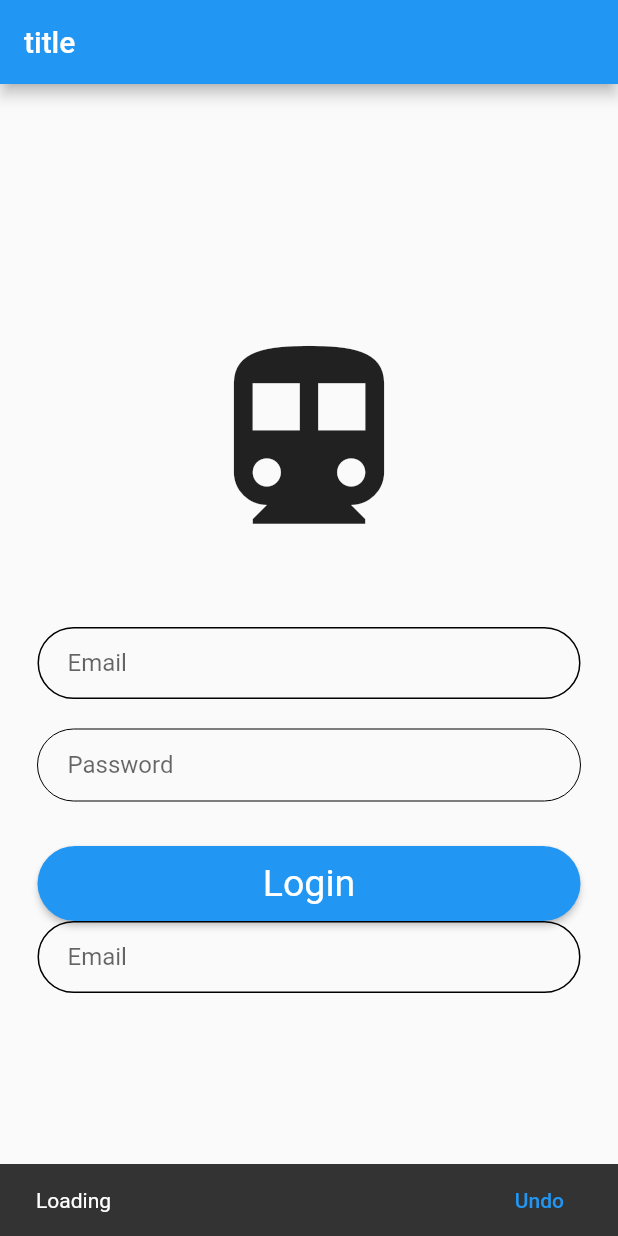
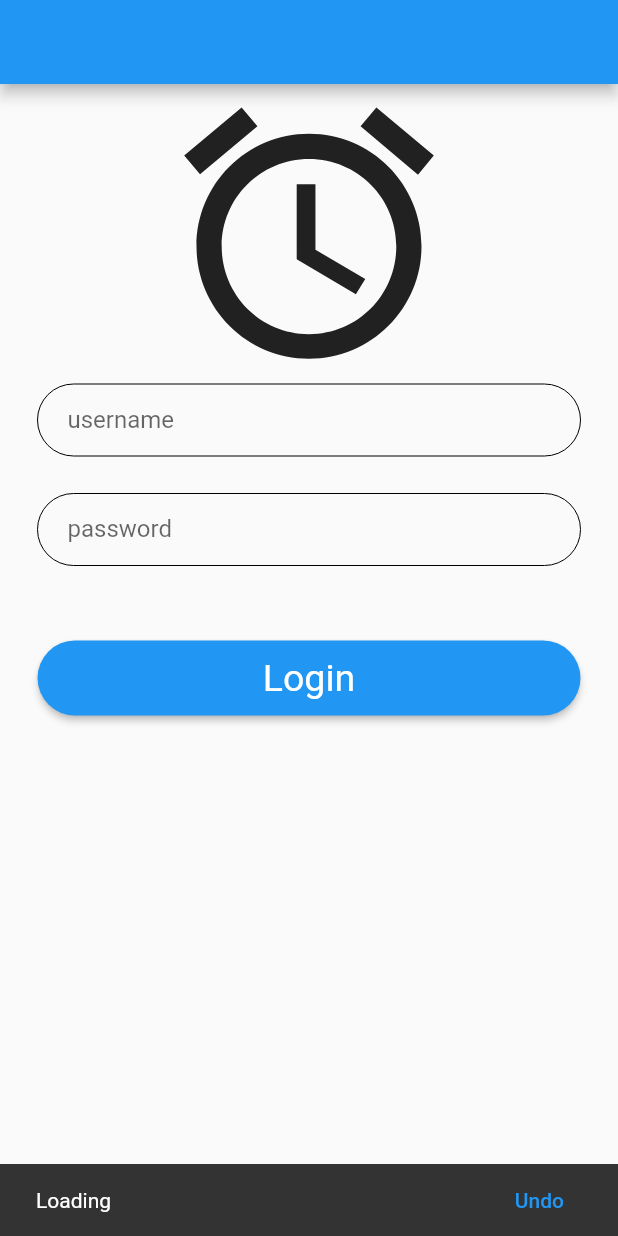
Before and after one commit to danielbraggg/daniel, a Flutter app: the screen it shows after launch, after a tap on "Login", on a phone screen of 412 x 824 dp. Run offline on Flutter 3.47's test engine with Material 2 defaults, Android fonts, the phone set to English and light mode, and no system bars; our stand-ins replace equatable, flutter_bloc; missing offline and left inert: dart:ffi; network calls fail.

```diff
--- /dev/null
+++ b/lib/calculator_util.dart
@@ -0,0 +1,13 @@
+class NormalClass extends MyCalculator {
+
+  @override
+  addNumber(int a, int b) {
+    // TODO: implement addNumber
+    return super.addNumber(a, b);
+  }
+}
+
+class MyCalculator {
+  addNumber(int a, int b) {}
+  substractNumber(int a, int b) {}
+}
--- /dev/null
+++ b/lib/login_icon.dart
@@ -0,0 +1,16 @@
+import 'package:flutter/material.dart';
+
+class MyIcon extends StatelessWidget {
+  MyIcon({this.icon, this.size});
+
+  final IconData icon;
+  final double size;
+
+  @override
+  Widget build(BuildContext context) {
+    return Icon(
+      icon,
+      size: size,
+    );
+  }
+}
--- a/lib/login_screen.dart
+++ b/lib/login_screen.dart
@@ -1,3 +1,7 @@
+import 'dart:ffi';
+
+import 'package:daniel_project/loginbutton.dart';
+import 'package:daniel_project/textfield.dart';
 import 'package:flutter/cupertino.dart';
 import 'package:flutter/material.dart';
 import 'package:flutter_bloc/flutter_bloc.dart';
@@ -5,7 +9,8 @@ import 'package:flutter_bloc/flutter_bloc.dart';
 import 'bloc/login_bloc.dart';
 import 'bloc/login_event.dart';
 import 'bloc/login_state.dart';
-import 'login_page.dart';
+import 'login_icon.dart';
+import 'Info_page.dart';
 
 class MyHomePage extends StatefulWidget {
   MyHomePage({Key key, this.title, this.newData}) : super(key: key);
@@ -17,17 +22,11 @@ class MyHomePage extends StatefulWidget {
 }
 
 class _MyHomePageState extends State<MyHomePage> {
-  TextEditingController emailController = new TextEditingController();
-  TextEditingController passwordController = new TextEditingController();
   LoginBloc loginBloc;
   final GlobalKey<ScaffoldState> _scaffoldKey = new GlobalKey<ScaffoldState>();
 
-  @override
-  void initState() {
-    loginBloc = BlocProvider.of<LoginBloc>(context);
-
-    super.initState();
-  }
+  TextEditingController emailController = new TextEditingController();
+  TextEditingController passwordController = new TextEditingController();
 
   @override
   Widget build(BuildContext context) {
@@ -61,89 +60,28 @@ class _MyHomePageState extends State<MyHomePage> {
         },
         child: Scaffold(
           key: _scaffoldKey,
-          appBar: AppBar(
-            title: Text('title'),
-          ),
+          appBar: AppBar(),
           body: Center(
             child: Padding(
               padding: const EdgeInsets.symmetric(horizontal: 25),
-              child: Column(
-                mainAxisAlignment: MainAxisAlignment.center,
-                children: <Widget>[
+              child: ListView(
+                children: [
                   Center(
-                      child: Icon(
-                    Icons.directions_transit,
-                    size: 150,
+                      child: MyIcon(
+                    icon: Icons.access_alarm,
+                    size: 200,
                   )),
+                  MyTextField(
+                    userNameText: 'username',
+                    emailController: emailController,
+                    myheight: 25,
+                    passwordText: 'password',
+                    passwordController: passwordController,
+                  ),
                   SizedBox(height: 50),
-                  TextField(
-                    controller: emailController,
-                    decoration: InputDecoration(
-                      contentPadding: EdgeInsets.only(left: 20),
-                      focusedBorder: OutlineInputBorder(
-                        borderSide: BorderSide(color: Colors.blue, width: 1.0),
-                      ),
-                      enabledBorder: OutlineInputBorder(
-                        borderRadius: BorderRadius.all(Radius.circular(100.0)),
-                        borderSide: BorderSide(color: Colors.black, width: 1.0),
-                      ),
-                      labelText: 'Email',
-                    ),
-                  ),
-                  SizedBox(height: 20),
-                  TextField(
-                    controller: passwordController,
-                    obscureText: true,
-                    decoration: InputDecoration(
-                      contentPadding: EdgeInsets.only(left: 20),
-                      focusedBorder: OutlineInputBorder(
-                        borderSide: BorderSide(color: Colors.blue, width: 1.0),
-                      ),
-                      enabledBorder: OutlineInputBorder(
-                        borderRadius: BorderRadius.all(Radius.circular(100.0)),
-                        borderSide: BorderSide(color: Colors.black, width: .0),
-                      ),
-                      labelText: 'Password',
-                    ),
-                  ),
-                  SizedBox(height: 30),
-                  Container(
-                    width: double.infinity,
-                    height: 50,
-                    child: ElevatedButton(
-                      child: Text('Login'),
-                      style: ElevatedButton.styleFrom(
-                        shape: new RoundedRectangleBorder(
-                            borderRadius: new BorderRadius.circular(30.0)),
-                        primary: Colors.blue,
-                        onPrimary: Colors.white,
-                        textStyle: TextStyle(
-                          fontSize: 25,
-                        ),
-                      ),
-                      onPressed: () {
-                        print(emailController.text);
-                        print(passwordController.text);
-                        print('Pressed');
-                        loginBloc.add(LoginCarketaAPIEvent(
-                            email: emailController.text,
-                            password: passwordController.text));
-                      },
-                    ),
-                  ),
-                  TextField(
-                    controller: emailController,
-                    decoration: InputDecoration(
-                      contentPadding: EdgeInsets.only(left: 20),
-                      focusedBorder: OutlineInputBorder(
-                        borderSide: BorderSide(color: Colors.blue, width: 1.0),
-                      ),
-                      enabledBorder: OutlineInputBorder(
-                        borderRadius: BorderRadius.all(Radius.circular(100.0)),
-                        borderSide: BorderSide(color: Colors.black, width: 1.0),
-                      ),
-                      labelText: 'Email',
-                    ),
+                  MyButton(
+                    emailController: emailController,
+                    passwordController: passwordController,
                   ),
                 ],
               ),
--- /dev/null
+++ b/lib/loginbutton.dart
@@ -0,0 +1,51 @@
+import 'package:daniel_project/bloc/login_bloc.dart';
+import 'package:daniel_project/bloc/login_event.dart';
+import 'package:daniel_project/calculator_util.dart';
+import 'package:flutter/cupertino.dart';
+import 'package:flutter/material.dart';
+import 'package:flutter_bloc/flutter_bloc.dart';
+
+class MyButton extends StatefulWidget {
+  MyButton({this.emailController, this.passwordController});
+
+  final TextEditingController emailController;
+  final TextEditingController passwordController;
+
+  @override
+  _MyButtonState createState() => _MyButtonState();
+}
+
+class _MyButtonState extends State<MyButton> {
+  LoginBloc loginBloc;
+  void initState() {
+    loginBloc = BlocProvider.of<LoginBloc>(context);
+
+    super.initState();
+  }
+
+  @override
+  Widget build(BuildContext context) {
+    return (Container(
+      width: double.infinity,
+      height: 50,
+      child: ElevatedButton(
+        child: Text('Login'),
+        style: ElevatedButton.styleFrom(
+          shape: new RoundedRectangleBorder(
+              borderRadius: new BorderRadius.circular(30.0)),
+          primary: Colors.blue,
+          onPrimary: Colors.white,
+          textStyle: TextStyle(
+            fontSize: 25,
+          ),
+        ),
+        onPressed: () {
+
+          loginBloc.add(LoginCarketaAPIEvent(
+              email: widget.emailController.text,
+              password: widget.passwordController.text));
+        },
+      ),
+    ));
+  }
+}
--- /dev/null
+++ b/lib/textfield.dart
@@ -0,0 +1,56 @@
+import 'package:flutter/cupertino.dart';
+import 'package:flutter/material.dart';
+
+class MyTextField extends StatelessWidget {
+  MyTextField(
+      {this.userNameText,
+      this.passwordText,
+      this.myheight,
+      this.emailController,
+      this.passwordController});
+
+  final String userNameText;
+  final String passwordText;
+  final double myheight;
+
+  final TextEditingController emailController;
+  final TextEditingController passwordController;
+
+  @override
+  Widget build(BuildContext context) {
+    return Column(
+      children: [
+        TextField(
+          controller: emailController,
+          decoration: InputDecoration(
+            contentPadding: EdgeInsets.only(left: 20),
+            focusedBorder: OutlineInputBorder(
+              borderSide: BorderSide(color: Colors.blue, width: 1.0),
+            ),
+            enabledBorder: OutlineInputBorder(
+              borderRadius: BorderRadius.all(Radius.circular(100.0)),
+              borderSide: BorderSide(color: Colors.black, width: .0),
+            ),
+            labelText: userNameText,
+          ),
+        ),
+        SizedBox(height: myheight),
+        TextField(
+          controller: passwordController,
+          obscureText: true,
+          decoration: InputDecoration(
+            contentPadding: EdgeInsets.only(left: 20),
+            focusedBorder: OutlineInputBorder(
+              borderSide: BorderSide(color: Colors.blue, width: 1.0),
+            ),
+            enabledBorder: OutlineInputBorder(
+              borderRadius: BorderRadius.all(Radius.circular(100.0)),
+              borderSide: BorderSide(color: Colors.black, width: .0),
+            ),
+            labelText: passwordText,
+          ),
+        ),
+      ],
+    );
+  }
+}
```
Also changed, not shown: lib/Info_page.dart (renamed from lib/login_page.dart).
